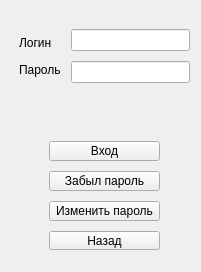
Qt form frontend/ui/LoginForm.ui (koccyx/TravelMaster) before a commit.
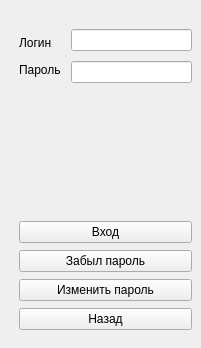
The same form after that commit.

What changed in the file:
```diff
--- a/frontend/ui/LoginForm.ui
+++ b/frontend/ui/LoginForm.ui
@@ -7,7 +7,7 @@
     <x>0</x>
     <y>0</y>
     <width>201</width>
-    <height>272</height>
+    <height>348</height>
    </rect>
   </property>
   <property name="windowTitle">
@@ -18,8 +18,8 @@
     <rect>
      <x>19</x>
      <y>29</y>
-     <width>171</width>
-     <height>221</height>
+     <width>173</width>
+     <height>301</height>
     </rect>
    </property>
    <layout class="QVBoxLayout" name="verticalLayout">
@@ -87,11 +87,14 @@
     </item>
     <item>
      <layout class="QVBoxLayout" name="verticalLayout_4">
+      <property name="spacing">
+       <number>7</number>
+      </property>
       <property name="leftMargin">
-       <number>30</number>
+       <number>0</number>
       </property>
       <property name="rightMargin">
-       <number>30</number>
+       <number>0</number>
       </property>
       <item>
        <widget class="QPushButton" name="inputButton">
```
